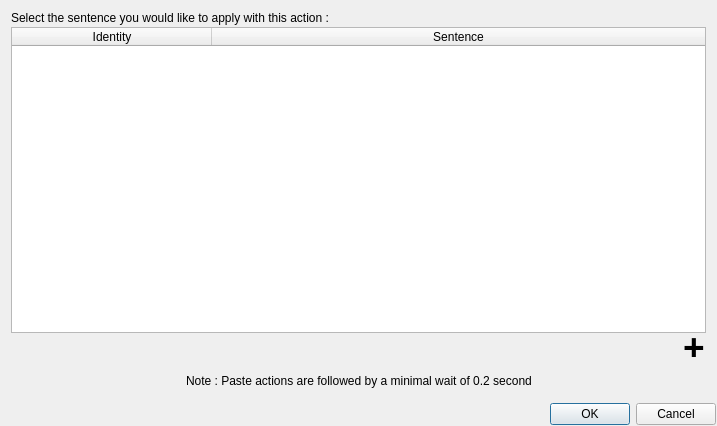
The window that ui/createactiondialogs/CreatePasteActionDialog.ui (AmirHammouteneEI/ScheduledPasteAndKeys) describes before a commit, drawn with Qt 5.
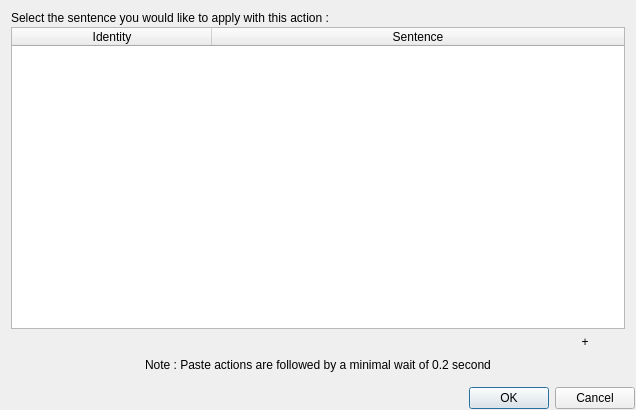
The same window after the commit. Custom widgets are drawn as their Qt base class.

Commit message: ready for version 1.6 ; whole UI change for modern style (adding images)

Diff of the .ui file:
```diff
--- a/ui/createactiondialogs/CreatePasteActionDialog.ui
+++ b/ui/createactiondialogs/CreatePasteActionDialog.ui
@@ -6,8 +6,8 @@
    <rect>
     <x>0</x>
     <y>0</y>
-    <width>717</width>
-    <height>426</height>
+    <width>636</width>
+    <height>410</height>
    </rect>
   </property>
   <property name="windowTitle">
@@ -174,27 +174,6 @@
        </item>
        <item>
         <widget class="QPushButton" name="addSentenceButton">
-         <property name="sizePolicy">
-          <sizepolicy hsizetype="Minimum" vsizetype="Minimum">
-           <horstretch>0</horstretch>
-           <verstretch>0</verstretch>
-          </sizepolicy>
-         </property>
-         <property name="maximumSize">
-          <size>
-           <width>45</width>
-           <height>45</height>
-          </size>
-         </property>
-         <property name="font">
-          <font>
-           <pointsize>28</pointsize>
-           <bold>true</bold>
-          </font>
-         </property>
-         <property name="styleSheet">
-          <string notr="true">QPushButton{padding-top:-10px;}</string>
-         </property>
          <property name="text">
           <string notr="true">+</string>
          </property>
```
The commit also changes 109 other files.
